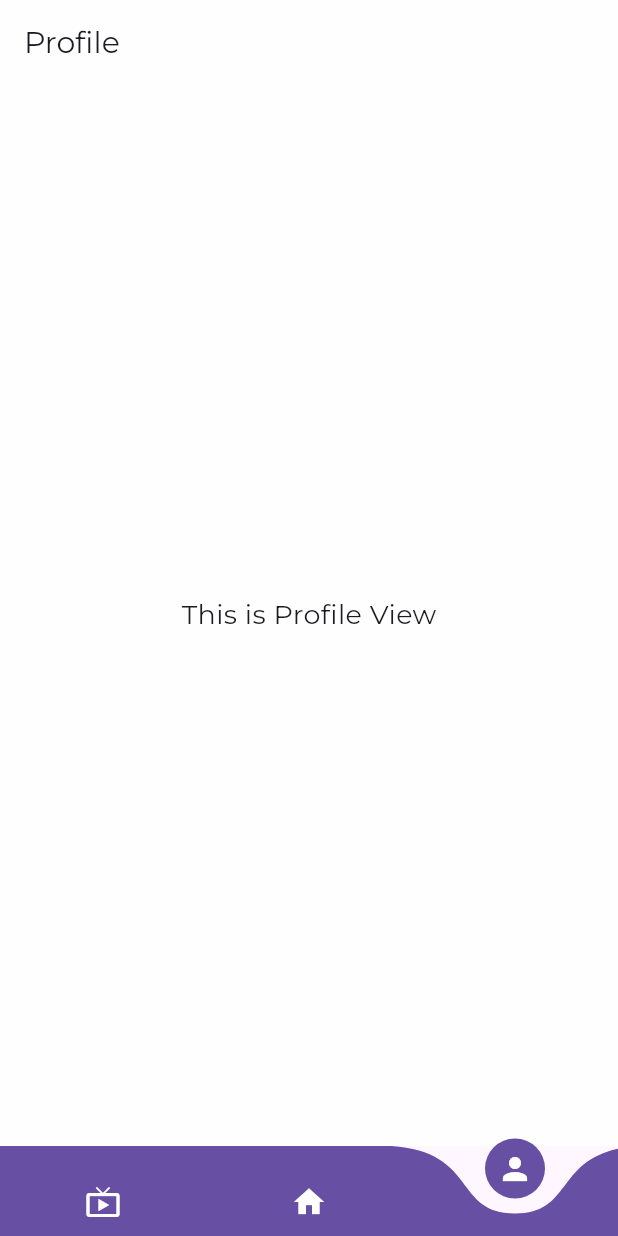
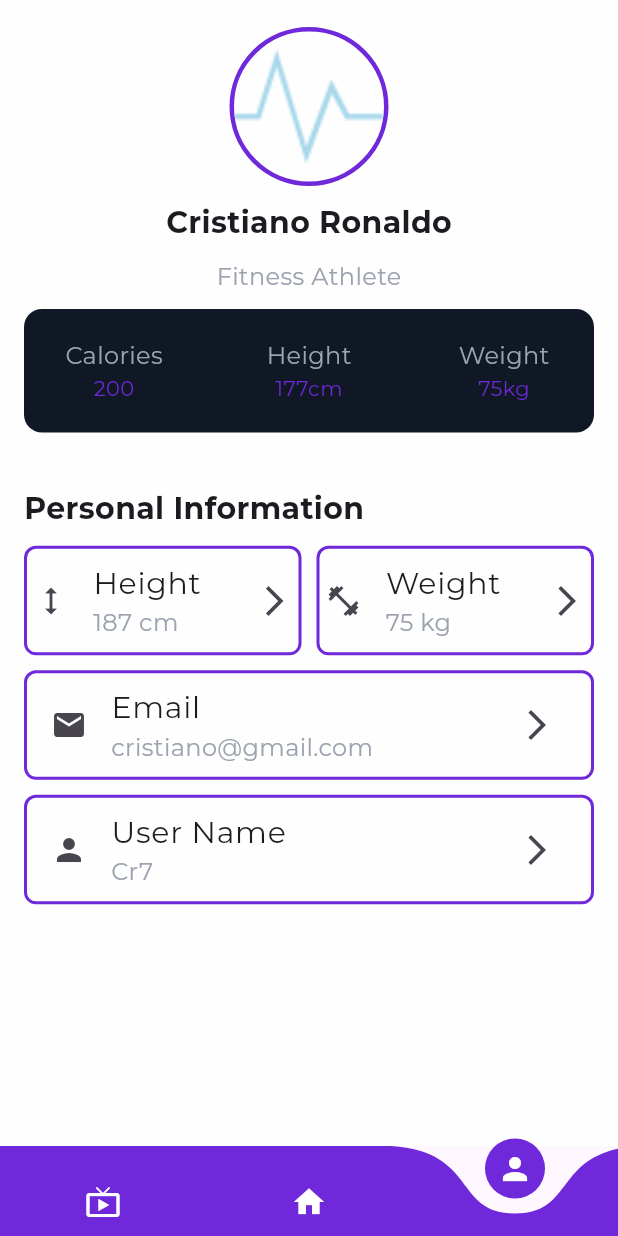
Before and after one commit to HamzaLahmedi/pfe_coashing_app, a Flutter app: the Navigation screen opened directly, item 3 of the bottom bar chosen, on a phone screen of 412 x 824 dp. Run offline on Flutter 3.47's test engine with Material 3 defaults, Android fonts, the phone set to English and light mode, and no system bars; drawn by our look-alikes of curved_navigation_bar; our stand-ins replace cloud_firestore, firebase_auth, firebase_core, fluttertoast, google_fonts; accounts and stored records are empty.

Commit message:
Add new UI components and styles for ProfileView; implement FitDetails and ProfileListTile widgets, and refactor navigation to use theme colors for improved consistency and user experience.

```diff
--- /dev/null
+++ b/lib/core/utils/style.dart
@@ -0,0 +1,23 @@
+import 'package:flutter/material.dart';
+import 'package:google_fonts/google_fonts.dart';
+import 'package:pfe_coashing_app/core/utils/color.dart';
+
+class TextStyles {
+  static final TextStyle mainBoldStyle = GoogleFonts.montserrat(
+    // color: AppColors.textPrimary,
+    fontSize: 20,
+    fontWeight: FontWeight.bold,
+  );
+
+  static final TextStyle secondaryNormalStyle = GoogleFonts.montserrat(
+    color: AppColors.textSecondary,
+    fontSize: 16,
+    fontWeight: FontWeight.normal,
+  );
+
+  static final TextStyle mainNormalStyle = GoogleFonts.montserrat(
+    // color: AppColors.textPrimary,
+    fontSize: 20,
+    fontWeight: FontWeight.normal,
+  );
+}
--- a/lib/home/navigation.dart
+++ b/lib/home/navigation.dart
@@ -48,8 +48,8 @@ class _NavigationState extends State<Navigation> {
           });
         },
         backgroundColor: colorScheme.surface, // Use theme color
-        color: colorScheme.primary, // Use theme color
-        buttonBackgroundColor: colorScheme.primary, // Use theme color
+        color: AppColors.primaryColor, // Use theme color
+        buttonBackgroundColor:AppColors.primaryColor, // Use theme color
         height: 60,
       ),
       body: _screens[_currentIndex],
--- a/lib/home/profile_view.dart
+++ b/lib/home/profile_view.dart
@@ -1,6 +1,9 @@
 import 'package:flutter/material.dart';
 import 'package:google_fonts/google_fonts.dart';
 import 'package:pfe_coashing_app/core/utils/color.dart';
+import 'package:pfe_coashing_app/core/utils/style.dart';
+import 'package:pfe_coashing_app/home/widgets/fit_details_container.dart';
+import 'package:pfe_coashing_app/home/widgets/profile_list_tile.dart';
 
 class ProfileView extends StatelessWidget {
   const ProfileView({super.key});
@@ -8,25 +11,104 @@ class ProfileView extends StatelessWidget {
   @override
   Widget build(BuildContext context) {
     final colorScheme = Theme.of(context).colorScheme;
+    final heigthScreen = MediaQuery.of(context).size.height;
+    final widthScreen = MediaQuery.of(context).size.width;
     return Scaffold(
-
-      appBar: AppBar(
-       backgroundColor:colorScheme.brightness == Brightness.dark ? AppColors.darkBackground : AppColors.lightBackground,
+      /*appBar: AppBar(
+        backgroundColor: colorScheme.brightness == Brightness.dark
+            ? AppColors.darkBackground
+            : AppColors.lightBackground,
         title: Text(
           'Profile',
           style: GoogleFonts.montserrat(
-         //   color: AppColors.textPrimary,
+            //   color: AppColors.textPrimary,
             fontSize: 20,
             fontWeight: FontWeight.normal,
           ),
         ),
-      ),
-      body: Center(
-        child: Text(
-          'This is Profile View',
-          style: GoogleFonts.montserrat(
+        centerTitle: true,
 
-            fontSize: 18,
+
+      ),*/
+      body: SafeArea(
+        child: Padding(
+          padding: const EdgeInsets.symmetric(horizontal: 16, vertical: 18),
+          child: Column(
+            spacing: 10,
+            crossAxisAlignment: CrossAxisAlignment.start,
+            children: [
+              Center(
+                child: Container(
+                  decoration: BoxDecoration(
+                    shape: BoxShape.circle,
+                    border: Border.all(
+                      color: AppColors
+                          .primaryColor, // Change this to your desired border color
+                      width: 3.0, // Adjust the border width
+                    ),
+                  ),
+                  child: CircleAvatar(
+                    radius: 50,
+                    backgroundImage: AssetImage('assets/images/heart-rate.png'),
+                    backgroundColor: Colors.transparent,
+                  ),
+                ),
+              ),
+              Center(
+                child: Text(
+                  "Cristiano Ronaldo",
+                  style: TextStyles.mainBoldStyle,
+                ),
+              ),
+              Center(
+                child: Text(
+                  "Fitness Athlete",
+                  style: TextStyles.secondaryNormalStyle,
+                ),
+              ),
+              FitDetailsContainer(
+                heigthScreen: heigthScreen,
+                colorScheme: colorScheme,
+              ),
+              SizedBox(
+                height: heigthScreen * 0.02,
+              ),
+              Text(
+                "Personal Information",
+                style: TextStyles.mainBoldStyle,
+              ),
+              Row(
+                children: [
+                  Expanded(
+                    child: ProfileListTile(
+                      title: "Height",
+                      subtitle: "187 cm",
+                      leading: Icon(Icons.height),
+                      contentPadding: EdgeInsets.symmetric(horizontal: 4),
+                    ),
+                  ),
+                  SizedBox(width: 10), // Add some spacing between the ListTiles
+                  Expanded(
+                    child: ProfileListTile(
+                      title: "Weight",
+                      subtitle: "75 kg",
+                      leading: Icon(Icons.fitness_center_sharp),
+                      contentPadding: EdgeInsets.symmetric(horizontal: 4),
+                    ),
+                  ),
+                ],
+              ),
+              ProfileListTile(
+                title: "Email",
+                subtitle: "cristiano@gmail.com",
+                leading: Icon(Icons.email),
+              ),
+              ProfileListTile(
+                title: "User Name",
+                subtitle: "Cr7",
+                leading: Icon(Icons.person),
+              ),
+            ],
           ),
         ),
       ),
--- /dev/null
+++ b/lib/home/widgets/fit_details.dart
@@ -0,0 +1,44 @@
+import 'package:flutter/material.dart';
+import 'package:google_fonts/google_fonts.dart';
+import 'package:pfe_coashing_app/core/utils/color.dart';
+
+class FitDetails extends StatelessWidget {
+  const FitDetails({
+    super.key,
+    required this.colorScheme, required this.fitDetail, required this.fitDetailValue,
+  });
+
+  final ColorScheme colorScheme;
+final String fitDetail;
+final String fitDetailValue;
+  @override
+  Widget build(BuildContext context) {
+    return Expanded(
+      child: Column(
+        mainAxisAlignment: MainAxisAlignment.center,
+        children: [
+          Text(
+            fitDetail,
+            style: GoogleFonts.montserrat(
+              color: colorScheme.brightness == Brightness.light
+                  ? AppColors.textSecondary
+                  : Colors.white,
+              fontSize: 16,
+              fontWeight: FontWeight.normal,
+            ),
+          ),
+          Text(
+            fitDetailValue,
+            style: GoogleFonts.montserrat(
+              fontSize: 14,
+              fontWeight: FontWeight.normal,
+              color: colorScheme.brightness == Brightness.light
+                  ? AppColors.buttonPrimary
+                  : Colors.white,
+            ),
+          ),
+        ],
+      ),
+    );
+  }
+}
--- /dev/null
+++ b/lib/home/widgets/fit_details_container.dart
@@ -0,0 +1,36 @@
+import 'package:flutter/material.dart';
+import 'package:pfe_coashing_app/core/utils/color.dart';
+import 'package:pfe_coashing_app/home/widgets/fit_details.dart';
+
+class FitDetailsContainer extends StatelessWidget {
+  const FitDetailsContainer({
+    super.key,
+    required this.heigthScreen,
+    required this.colorScheme,
+  });
+
+  final double heigthScreen;
+  final ColorScheme colorScheme;
+
+  @override
+  Widget build(BuildContext context) {
+    return Container(
+      height: heigthScreen * 0.1,
+      width: double.infinity,
+      decoration: BoxDecoration(
+        color: colorScheme.brightness == Brightness.dark
+            ? AppColors.primaryColor
+            : AppColors.darkBackground,
+        borderRadius: BorderRadius.circular(12),
+      ),
+      child: Row(
+        spacing: 10,
+        children: [
+          FitDetails(colorScheme: colorScheme,fitDetail: "Calories",fitDetailValue: "200",),
+          FitDetails(colorScheme: colorScheme,fitDetail: "Height",fitDetailValue: "177cm",),
+          FitDetails(colorScheme: colorScheme,fitDetail: "Weight",fitDetailValue: "75kg",),
+        ],
+      ),
+    );
+  }
+}
--- /dev/null
+++ b/lib/home/widgets/profile_list_tile.dart
@@ -0,0 +1,40 @@
+import 'package:flutter/material.dart';
+import 'package:pfe_coashing_app/core/utils/color.dart';
+import 'package:pfe_coashing_app/core/utils/style.dart';
+
+class ProfileListTile extends StatelessWidget {
+  const ProfileListTile({
+    super.key,
+    required this.title,
+    required this.subtitle,
+    this.contentPadding,
+    required this.leading,
+  });
+  final String title;
+  final String subtitle;
+  final EdgeInsetsGeometry? contentPadding;
+  final Widget leading;
+  @override
+  Widget build(BuildContext context) {
+    return ListTile(
+      contentPadding: contentPadding ?? contentPadding,
+      title: Text(
+        title,
+        style: TextStyles.mainNormalStyle,
+      ),
+      subtitle: Text(
+        subtitle,
+        style: TextStyles.secondaryNormalStyle,
+      ),
+      shape: RoundedRectangleBorder(
+        side: BorderSide(
+          color: AppColors.primaryColor,
+          width: 2,
+        ),
+        borderRadius: BorderRadius.circular(8),
+      ),
+      leading: leading,
+      trailing: Icon(Icons.arrow_forward_ios),
+    );
+  }
+}
```
